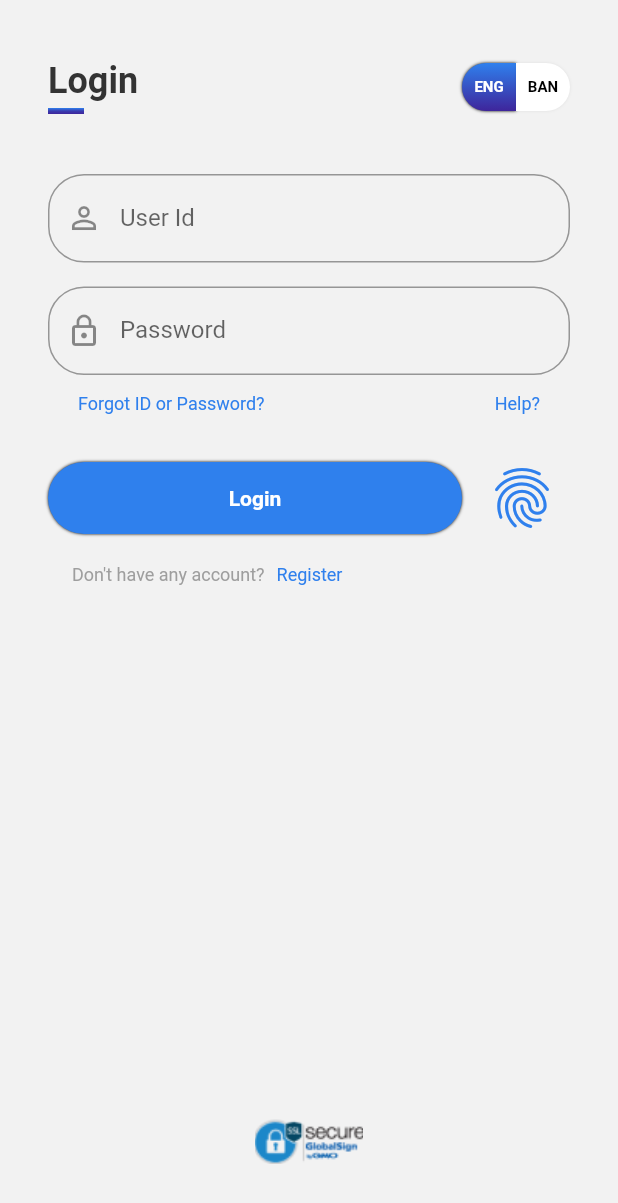
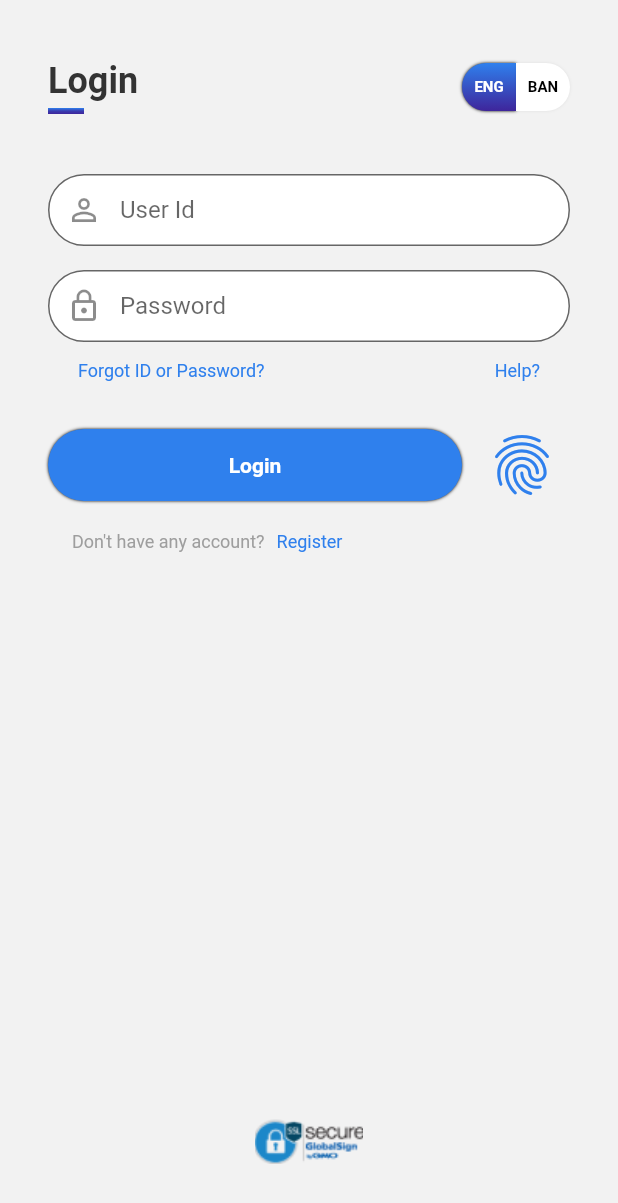
Before and after one commit to yousufCse/flutter_ui, a Flutter app: the screen it shows after launch, on a phone screen of 412 x 824 dp. Shown: the top 1203 px of the screen. Run offline on Flutter 3.47's test engine with Material 2 defaults, Android fonts, the phone set to English and light mode, and no system bars.

Commit message:
Set fill color

```diff
--- a/lib/src/widgets/text_field.dart
+++ b/lib/src/widgets/text_field.dart
@@ -15,11 +15,17 @@ class _TextFieldXState extends State<TextFieldX> {
   @override
   Widget build(BuildContext context) {
     return Container(
+      height: 48,
+      // decoration: BoxDecoration(
+      //   borderRadius: BorderRadius.circular(24.0),
+      //   boxShadow: [BoxShadow(blurRadius: 1.0, color: Colors.black)],
+      // ),
       child: TextField(
         decoration: InputDecoration(
+          fillColor: Colors.white,
+          filled: true,
           hintText: widget.hintText,
           labelText: widget.labelText,
-          fillColor: Colors.red,
           border: OutlineInputBorder(
             borderRadius: BorderRadius.circular(24.0),
           ),
```
